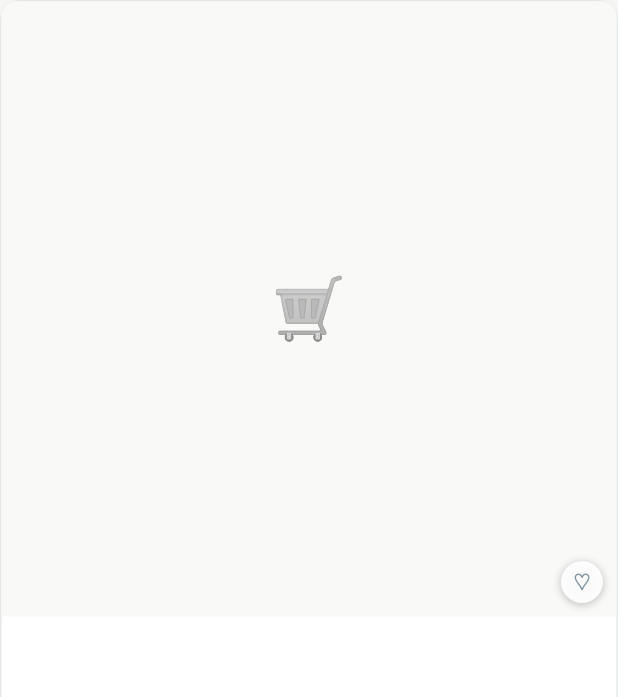
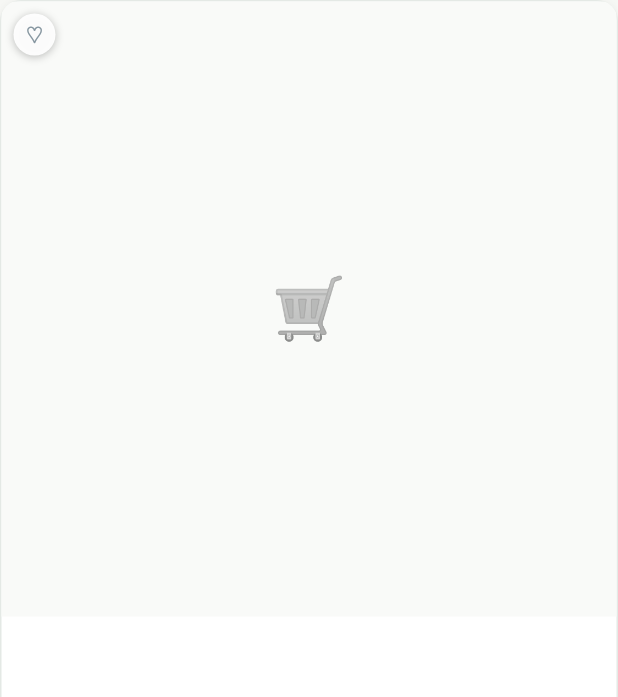
Before and after one commit to thirumalaiyogi-dotcom/chittai-app, a Flutter app: the ProductCard widget shown alone on an empty page, opened directly with empty values, on a phone screen of 412 x 824 dp. Shown: the top 697 px of the screen. Run offline on Flutter 3.47's test engine with Material 3 defaults, Android fonts, the phone set to English and light mode, and no system bars; our stand-ins replace audioplayers, cached_network_image, connectivity_plus, firebase_core, firebase_messaging, flutter_map and 6 more; accounts and stored records are empty; network calls fail.

Commit message:
Fix offer badge overflow on product cards: wrap to 2 lines, heart moved top-left

```diff
--- a/lib/widgets.dart
+++ b/lib/widgets.dart
@@ -465,16 +465,22 @@ class ProductCard extends StatelessWidget {
                   ),
                 ),
                 if (bo != null)
+                  // card அகலத்துக்குள்ளேயே இருக்கும்; நீளமான உரை இரண்டு வரியாக மடியும் (வெட்டுப்படாது)
                   Positioned(
                     left: 0,
+                    right: 0,
                     bottom: 0,
+                    child: Align(
+                      alignment: Alignment.bottomLeft,
                       child: Container(
                         padding: const EdgeInsets.symmetric(horizontal: 8, vertical: 3),
                         decoration: const BoxDecoration(color: AppColors.primary, borderRadius: BorderRadius.only(topRight: Radius.circular(10))),
-                      child: Text('${bo.off}%${single ? '' : ' வரை'} தள்ளுபடி', style: ts(12, w: w8, c: Colors.white)),
+                        child: Text('${bo.off}%${single ? '' : ' வரை'} தள்ளுபடி', maxLines: 2, overflow: TextOverflow.ellipsis, style: ts(12, w: w8, c: Colors.white, h: 1.25)),
                       ),
                     ),
-                Positioned(right: 1, bottom: 1, child: FavButton(p)),
+                  ),
+                // ♡ மேல்-இடது: கீழே தள்ளுபடி பட்டையுடன் மோதாது; ✕ (மேல்-வலது) உடனும் மோதாது
+                Positioned(left: 0, top: 0, child: FavButton(p)),
               ]),
             ),
             Container(
@@ -606,11 +612,15 @@ class HxCard extends StatelessWidget {
                 if (badge.isNotEmpty)
                   Positioned(
                     left: 0,
+                    right: 0,
                     top: 0,
+                    child: Align(
+                      alignment: Alignment.topLeft,
                       child: Container(
                         padding: const EdgeInsets.symmetric(horizontal: 7, vertical: 3),
                         decoration: const BoxDecoration(color: Color(0xFF16A34A), borderRadius: BorderRadius.only(bottomRight: Radius.circular(10))),
-                      child: Text(badge, style: ts(12, w: w8, c: Colors.white)),
+                        child: Text(badge, maxLines: 2, overflow: TextOverflow.ellipsis, style: ts(12, w: w8, c: Colors.white, h: 1.25)),
+                      ),
                     ),
                   ),
               ]),
```
Lines whose indentation alone changed are shown as unchanged.
